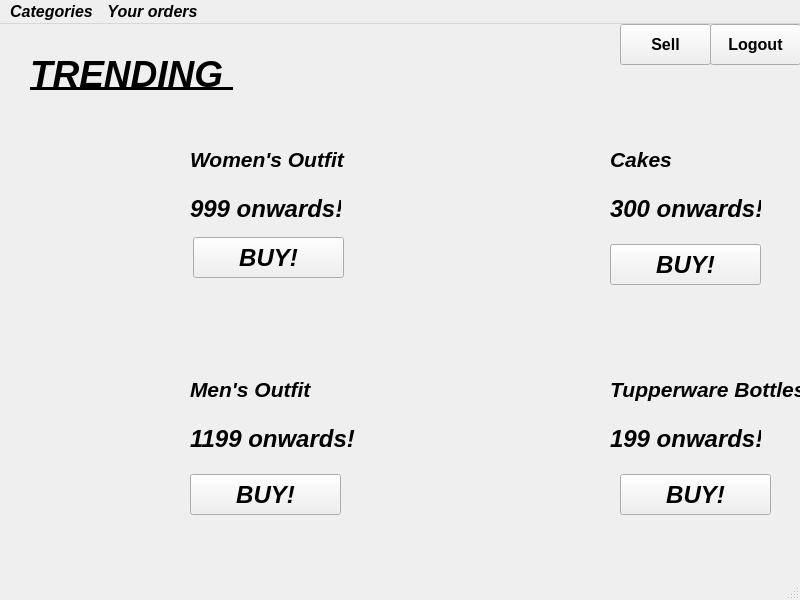
Old version of the form buy_page.ui in the repository anuragrao04/GrowPal.
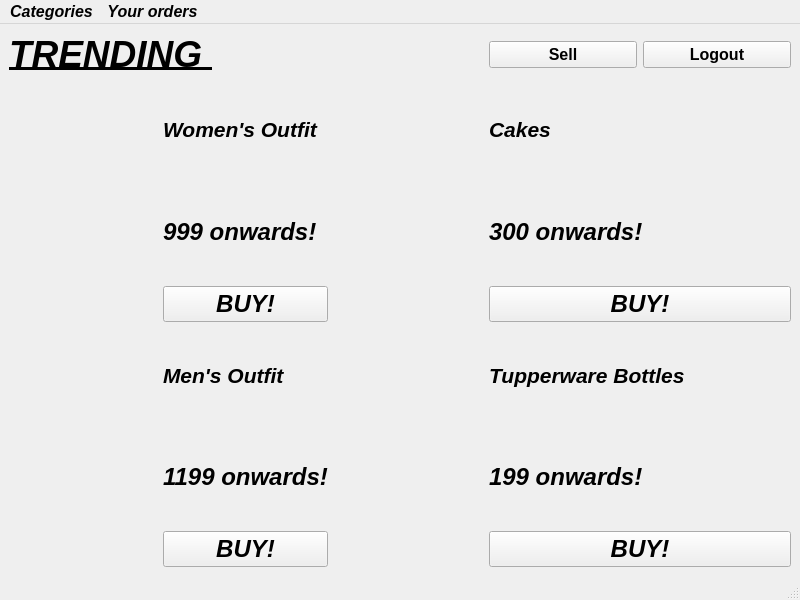
New version of the form. Icons and pictures are not drawn.

Commit message: added new UI features and support for maximised windows

```diff
--- a/buy_page.ui
+++ b/buy_page.ui
@@ -22,125 +22,57 @@
    <string>GrowPal</string>
   </property>
   <widget class="QWidget" name="centralwidget">
-   <widget class="QLabel" name="label_image_product_outfit1">
-    <property name="geometry">
-     <rect>
-      <x>30</x>
-      <y>120</y>
-      <width>141</width>
-      <height>141</height>
-     </rect>
-    </property>
-    <property name="text">
-     <string/>
-    </property>
-    <property name="pixmap">
-     <pixmap>product_outfit1.jpeg</pixmap>
-    </property>
-   </widget>
-   <widget class="QLabel" name="label">
-    <property name="geometry">
-     <rect>
-      <x>190</x>
-      <y>120</y>
-      <width>201</width>
-      <height>31</height>
-     </rect>
-    </property>
+   <layout class="QGridLayout" name="gridLayout">
+    <item row="6" column="3" colspan="2">
+     <widget class="QPushButton" name="pushButton_buy_tupperware">
+      <property name="font">
+       <font>
+        <pointsize>18</pointsize>
+        <weight>75</weight>
+        <bold>true</bold>
+       </font>
+      </property>
+      <property name="styleSheet">
+       <string notr="true">font-size:18pt;</string>
+      </property>
     <property name="text">
-     <string>&lt;html&gt;&lt;head/&gt;&lt;body&gt;&lt;p&gt;&lt;span style=&quot; font-size:16pt; font-weight:600;&quot;&gt;Women's Outfit &lt;/span&gt;&lt;/p&gt;&lt;/body&gt;&lt;/html&gt;</string>
-    </property>
-   </widget>
-   <widget class="QLabel" name="label_2">
-    <property name="geometry">
-     <rect>
-      <x>190</x>
-      <y>160</y>
-      <width>151</width>
-      <height>51</height>
-     </rect>
-    </property>
-    <property name="text">
-     <string>&lt;html&gt;&lt;head/&gt;&lt;body&gt;&lt;p&gt;&lt;span style=&quot; font-size:18pt; font-weight:600;&quot;&gt;999 onwards!&lt;/span&gt;&lt;/p&gt;&lt;/body&gt;&lt;/html&gt;</string>
-    </property>
-   </widget>
-   <widget class="QLabel" name="label_3">
-    <property name="geometry">
-     <rect>
-      <x>610</x>
-      <y>120</y>
-      <width>201</width>
-      <height>31</height>
-     </rect>
-    </property>
+       <string>BUY!</string>
+      </property>
+     </widget>
+    </item>
+    <item row="6" column="1">
+     <widget class="QPushButton" name="pushButton_buy_mens_outfit">
+      <property name="font">
+       <font>
+        <pointsize>18</pointsize>
+        <weight>75</weight>
+        <bold>true</bold>
+       </font>
+      </property>
+      <property name="styleSheet">
+       <string notr="true">font-size:18pt;</string>
+      </property>
     <property name="text">
-     <string>&lt;html&gt;&lt;head/&gt;&lt;body&gt;&lt;p&gt;&lt;span style=&quot; font-size:16pt; font-weight:600;&quot;&gt;Cakes&lt;/span&gt;&lt;/p&gt;&lt;/body&gt;&lt;/html&gt;</string>
-    </property>
-   </widget>
-   <widget class="QLabel" name="label_4">
-    <property name="geometry">
-     <rect>
-      <x>610</x>
-      <y>160</y>
-      <width>151</width>
-      <height>51</height>
-     </rect>
-    </property>
-    <property name="text">
-     <string>&lt;html&gt;&lt;head/&gt;&lt;body&gt;&lt;p&gt;&lt;span style=&quot; font-size:18pt; font-weight:600;&quot;&gt;300 onwards!&lt;/span&gt;&lt;/p&gt;&lt;/body&gt;&lt;/html&gt;</string>
-    </property>
-   </widget>
-   <widget class="QLabel" name="label_image_product_outfit1_2">
-    <property name="geometry">
-     <rect>
-      <x>450</x>
-      <y>120</y>
-      <width>141</width>
-      <height>141</height>
-     </rect>
-    </property>
-    <property name="text">
-     <string/>
-    </property>
-    <property name="pixmap">
-     <pixmap>product_cake1.jpeg</pixmap>
-    </property>
-   </widget>
-   <widget class="QLabel" name="label_5">
-    <property name="geometry">
-     <rect>
-      <x>190</x>
-      <y>350</y>
-      <width>201</width>
-      <height>31</height>
-     </rect>
-    </property>
-    <property name="text">
-     <string>&lt;html&gt;&lt;head/&gt;&lt;body&gt;&lt;p&gt;&lt;span style=&quot; font-size:16pt; font-weight:600;&quot;&gt;Men's Outfit &lt;/span&gt;&lt;/p&gt;&lt;/body&gt;&lt;/html&gt;</string>
-    </property>
-   </widget>
+       <string>BUY!</string>
+      </property>
+     </widget>
+    </item>
+    <item row="5" column="1">
    <widget class="QLabel" name="label_6">
-    <property name="geometry">
-     <rect>
-      <x>190</x>
-      <y>390</y>
-      <width>171</width>
-      <height>51</height>
-     </rect>
-    </property>
     <property name="text">
      <string>&lt;html&gt;&lt;head/&gt;&lt;body&gt;&lt;p&gt;&lt;span style=&quot; font-size:18pt; font-weight:600;&quot;&gt;1199 onwards!&lt;/span&gt;&lt;/p&gt;&lt;/body&gt;&lt;/html&gt;</string>
     </property>
    </widget>
+    </item>
+    <item row="5" column="3" colspan="2">
+     <widget class="QLabel" name="label_8">
+      <property name="text">
+       <string>&lt;html&gt;&lt;head/&gt;&lt;body&gt;&lt;p&gt;&lt;span style=&quot; font-size:18pt; font-weight:600;&quot;&gt;199 onwards!&lt;/span&gt;&lt;/p&gt;&lt;/body&gt;&lt;/html&gt;</string>
+      </property>
+     </widget>
+    </item>
+    <item row="4" column="0" rowspan="3">
    <widget class="QLabel" name="label_image_product_outfit1_3">
-    <property name="geometry">
-     <rect>
-      <x>30</x>
-      <y>350</y>
-      <width>141</width>
-      <height>141</height>
-     </rect>
-    </property>
     <property name="text">
      <string/>
     </property>
@@ -148,41 +80,23 @@
      <pixmap>product_outfit2.jpeg</pixmap>
     </property>
    </widget>
+    </item>
+    <item row="4" column="1">
+     <widget class="QLabel" name="label_5">
+      <property name="text">
+       <string>&lt;html&gt;&lt;head/&gt;&lt;body&gt;&lt;p&gt;&lt;span style=&quot; font-size:16pt; font-weight:600;&quot;&gt;Men's Outfit &lt;/span&gt;&lt;/p&gt;&lt;/body&gt;&lt;/html&gt;</string>
+      </property>
+     </widget>
+    </item>
+    <item row="4" column="3" colspan="2">
    <widget class="QLabel" name="label_7">
-    <property name="geometry">
-     <rect>
-      <x>610</x>
-      <y>350</y>
-      <width>201</width>
-      <height>31</height>
-     </rect>
-    </property>
     <property name="text">
      <string>&lt;html&gt;&lt;head/&gt;&lt;body&gt;&lt;p&gt;&lt;span style=&quot; font-size:16pt; font-weight:600;&quot;&gt;Tupperware Bottles&lt;/span&gt;&lt;/p&gt;&lt;/body&gt;&lt;/html&gt;</string>
     </property>
    </widget>
-   <widget class="QLabel" name="label_8">
-    <property name="geometry">
-     <rect>
-      <x>610</x>
-      <y>390</y>
-      <width>151</width>
-      <height>51</height>
-     </rect>
-    </property>
-    <property name="text">
-     <string>&lt;html&gt;&lt;head/&gt;&lt;body&gt;&lt;p&gt;&lt;span style=&quot; font-size:18pt; font-weight:600;&quot;&gt;199 onwards!&lt;/span&gt;&lt;/p&gt;&lt;/body&gt;&lt;/html&gt;</string>
-    </property>
-   </widget>
+    </item>
+    <item row="4" column="2" rowspan="3">
    <widget class="QLabel" name="label_image_product_outfit1_4">
-    <property name="geometry">
-     <rect>
-      <x>450</x>
-      <y>350</y>
-      <width>141</width>
-      <height>141</height>
-     </rect>
-    </property>
     <property name="text">
      <string/>
     </property>
@@ -190,141 +104,16 @@
      <pixmap>product_tupperware1.jpeg</pixmap>
     </property>
    </widget>
-   <widget class="QPushButton" name="pushButton_buy_womens_outfit">
-    <property name="geometry">
-     <rect>
-      <x>193</x>
-      <y>213</y>
-      <width>151</width>
-      <height>41</height>
-     </rect>
-    </property>
-    <property name="font">
-     <font>
-      <pointsize>18</pointsize>
-      <weight>75</weight>
-      <bold>true</bold>
-     </font>
-    </property>
-    <property name="styleSheet">
-     <string notr="true">font-size:18pt;</string>
-    </property>
-    <property name="text">
-     <string>BUY!</string>
-    </property>
-   </widget>
-   <widget class="QPushButton" name="pushButton_buy_cakes">
-    <property name="geometry">
-     <rect>
-      <x>610</x>
-      <y>220</y>
-      <width>151</width>
-      <height>41</height>
-     </rect>
-    </property>
-    <property name="font">
-     <font>
-      <pointsize>18</pointsize>
-      <weight>75</weight>
-      <bold>true</bold>
-     </font>
-    </property>
-    <property name="styleSheet">
-     <string notr="true">font-size:18pt;</string>
-    </property>
-    <property name="text">
-     <string>BUY!</string>
-    </property>
-   </widget>
-   <widget class="QPushButton" name="pushButton_buy_tupperware">
-    <property name="geometry">
-     <rect>
-      <x>620</x>
-      <y>450</y>
-      <width>151</width>
-      <height>41</height>
-     </rect>
-    </property>
-    <property name="font">
-     <font>
-      <pointsize>18</pointsize>
-      <weight>75</weight>
-      <bold>true</bold>
-     </font>
-    </property>
-    <property name="styleSheet">
-     <string notr="true">font-size:18pt;</string>
-    </property>
-    <property name="text">
-     <string>BUY!</string>
-    </property>
-   </widget>
-   <widget class="QPushButton" name="pushButton_buy_mens_outfit">
-    <property name="geometry">
-     <rect>
-      <x>190</x>
-      <y>450</y>
-      <width>151</width>
-      <height>41</height>
-     </rect>
-    </property>
-    <property name="font">
-     <font>
-      <pointsize>18</pointsize>
-      <weight>75</weight>
-      <bold>true</bold>
-     </font>
-    </property>
-    <property name="styleSheet">
-     <string notr="true">font-size:18pt;</string>
-    </property>
-    <property name="text">
-     <string>BUY!</string>
-    </property>
-   </widget>
+    </item>
+    <item row="0" column="0" colspan="3">
    <widget class="QLabel" name="label_9">
-    <property name="geometry">
-     <rect>
-      <x>30</x>
-      <y>10</y>
-      <width>481</width>
-      <height>81</height>
-     </rect>
-    </property>
     <property name="text">
      <string>&lt;html&gt;&lt;head/&gt;&lt;body&gt;&lt;p&gt;&lt;span style=&quot; font-size:28pt; font-weight:600; text-decoration: underline;&quot;&gt;TRENDING         &lt;/span&gt;&lt;/p&gt;&lt;/body&gt;&lt;/html&gt;</string>
     </property>
    </widget>
-   <widget class="QPushButton" name="pushButton_logout">
-    <property name="geometry">
-     <rect>
-      <x>710</x>
-      <y>0</y>
-      <width>91</width>
-      <height>41</height>
-     </rect>
-    </property>
-    <property name="font">
-     <font>
-      <pointsize>12</pointsize>
-      <weight>75</weight>
-      <italic>false</italic>
-      <bold>true</bold>
-     </font>
-    </property>
-    <property name="text">
-     <string>Logout</string>
-    </property>
-   </widget>
+    </item>
+    <item row="0" column="3">
    <widget class="QPushButton" name="pushButton_sell">
-    <property name="geometry">
-     <rect>
-      <x>620</x>
-      <y>0</y>
-      <width>91</width>
-      <height>41</height>
-     </rect>
-    </property>
     <property name="font">
      <font>
       <pointsize>12</pointsize>
@@ -337,6 +126,105 @@
      <string>Sell</string>
     </property>
    </widget>
+    </item>
+    <item row="2" column="1">
+     <widget class="QLabel" name="label_2">
+      <property name="text">
+       <string>&lt;html&gt;&lt;head/&gt;&lt;body&gt;&lt;p&gt;&lt;span style=&quot; font-size:18pt; font-weight:600;&quot;&gt;999 onwards!&lt;/span&gt;&lt;/p&gt;&lt;/body&gt;&lt;/html&gt;</string>
+      </property>
+     </widget>
+    </item>
+    <item row="2" column="3" colspan="2">
+     <widget class="QLabel" name="label_4">
+      <property name="text">
+       <string>&lt;html&gt;&lt;head/&gt;&lt;body&gt;&lt;p&gt;&lt;span style=&quot; font-size:18pt; font-weight:600;&quot;&gt;300 onwards!&lt;/span&gt;&lt;/p&gt;&lt;/body&gt;&lt;/html&gt;</string>
+      </property>
+     </widget>
+    </item>
+    <item row="3" column="1">
+     <widget class="QPushButton" name="pushButton_buy_womens_outfit">
+      <property name="font">
+       <font>
+        <pointsize>18</pointsize>
+        <weight>75</weight>
+        <bold>true</bold>
+       </font>
+      </property>
+      <property name="styleSheet">
+       <string notr="true">font-size:18pt;</string>
+      </property>
+      <property name="text">
+       <string>BUY!</string>
+      </property>
+     </widget>
+    </item>
+    <item row="3" column="3" colspan="2">
+     <widget class="QPushButton" name="pushButton_buy_cakes">
+      <property name="font">
+       <font>
+        <pointsize>18</pointsize>
+        <weight>75</weight>
+        <bold>true</bold>
+       </font>
+      </property>
+      <property name="styleSheet">
+       <string notr="true">font-size:18pt;</string>
+      </property>
+      <property name="text">
+       <string>BUY!</string>
+      </property>
+     </widget>
+    </item>
+    <item row="1" column="0" rowspan="3">
+     <widget class="QLabel" name="label_image_product_outfit1">
+      <property name="text">
+       <string/>
+      </property>
+      <property name="pixmap">
+       <pixmap>product_outfit1.jpeg</pixmap>
+      </property>
+     </widget>
+    </item>
+    <item row="1" column="1">
+     <widget class="QLabel" name="label">
+      <property name="text">
+       <string>&lt;html&gt;&lt;head/&gt;&lt;body&gt;&lt;p&gt;&lt;span style=&quot; font-size:16pt; font-weight:600;&quot;&gt;Women's Outfit &lt;/span&gt;&lt;/p&gt;&lt;/body&gt;&lt;/html&gt;</string>
+      </property>
+     </widget>
+    </item>
+    <item row="0" column="4">
+     <widget class="QPushButton" name="pushButton_logout">
+      <property name="font">
+       <font>
+        <pointsize>12</pointsize>
+        <weight>75</weight>
+        <italic>false</italic>
+        <bold>true</bold>
+       </font>
+      </property>
+      <property name="text">
+       <string>Logout</string>
+      </property>
+     </widget>
+    </item>
+    <item row="1" column="2" rowspan="3">
+     <widget class="QLabel" name="label_image_product_outfit1_2">
+      <property name="text">
+       <string/>
+      </property>
+      <property name="pixmap">
+       <pixmap>product_cake1.jpeg</pixmap>
+      </property>
+     </widget>
+    </item>
+    <item row="1" column="3" colspan="2">
+     <widget class="QLabel" name="label_3">
+      <property name="text">
+       <string>&lt;html&gt;&lt;head/&gt;&lt;body&gt;&lt;p&gt;&lt;span style=&quot; font-size:16pt; font-weight:600;&quot;&gt;Cakes&lt;/span&gt;&lt;/p&gt;&lt;/body&gt;&lt;/html&gt;</string>
+      </property>
+     </widget>
+    </item>
+   </layout>
   </widget>
   <widget class="QMenuBar" name="menubar">
    <property name="geometry">
```
Left out of the diff: 2 changed lines with no effect on the pictures. Lines whose indentation alone changed are shown as unchanged. The commit also changes 6 other files.
